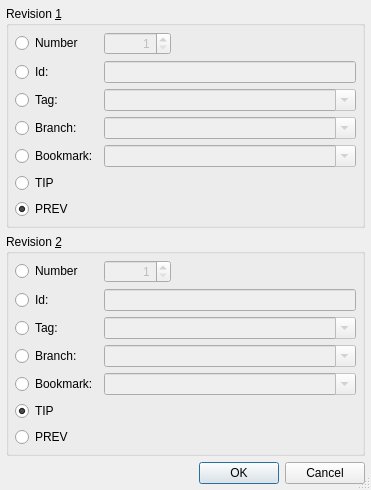
This is Plugins/VcsPlugins/vcsMercurial/HgRevisionsSelectionDialog.ui in testmana2/test as Qt 5 draws it before an edit. The edited form follows.
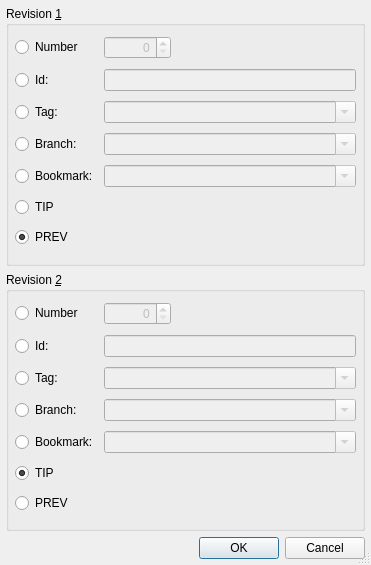
This is the edited form.

Commit message: Fixed issues in some Mercurial dialogs where the ID could not start with 0. (grafted from 388f4ff59773bf7c98d62b3af9a52ea8e033f826)

What changed in the file:
```diff
--- a/Plugins/VcsPlugins/vcsMercurial/HgRevisionsSelectionDialog.ui
+++ b/Plugins/VcsPlugins/vcsMercurial/HgRevisionsSelectionDialog.ui
@@ -7,7 +7,7 @@
     <x>0</x>
     <y>0</y>
     <width>371</width>
-    <height>465</height>
+    <height>565</height>
    </rect>
   </property>
   <property name="windowTitle">
@@ -47,9 +47,6 @@
         <property name="alignment">
          <set>Qt::AlignRight</set>
         </property>
-        <property name="minimum">
-         <number>1</number>
-        </property>
         <property name="maximum">
          <number>999999999</number>
         </property>
@@ -219,9 +216,6 @@
         <property name="alignment">
          <set>Qt::AlignRight</set>
         </property>
-        <property name="minimum">
-         <number>1</number>
-        </property>
         <property name="maximum">
          <number>999999999</number>
         </property>
```
Left out of the diff: 4 changed lines with no effect on the pictures. The commit also changes 6 other files.
